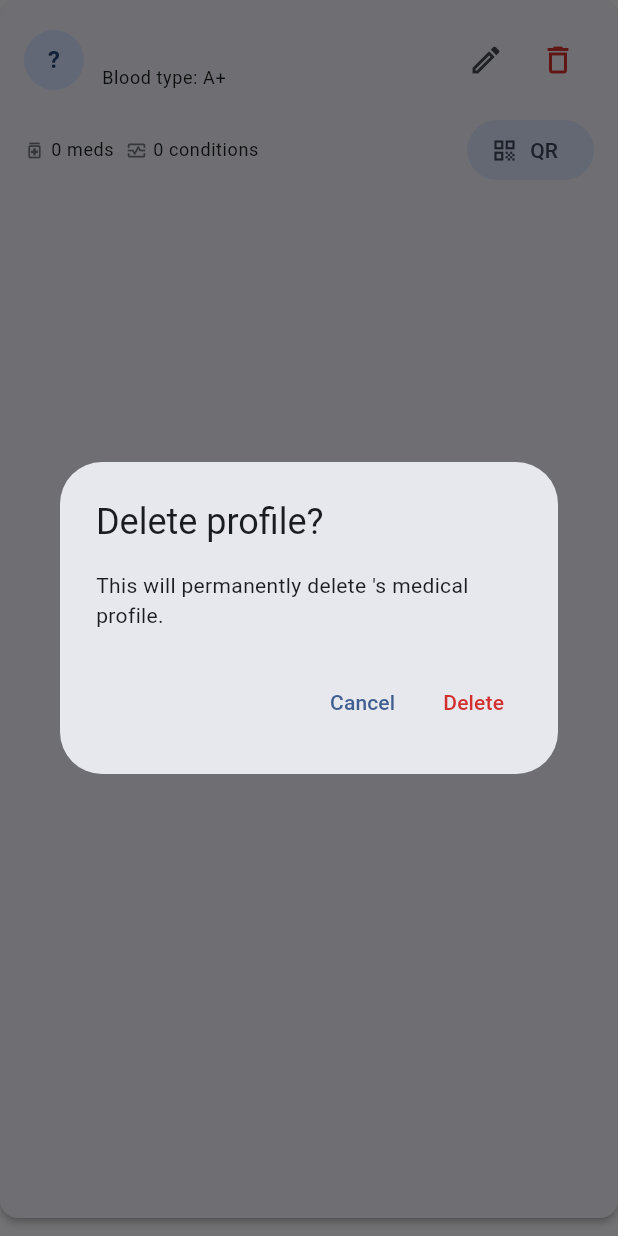
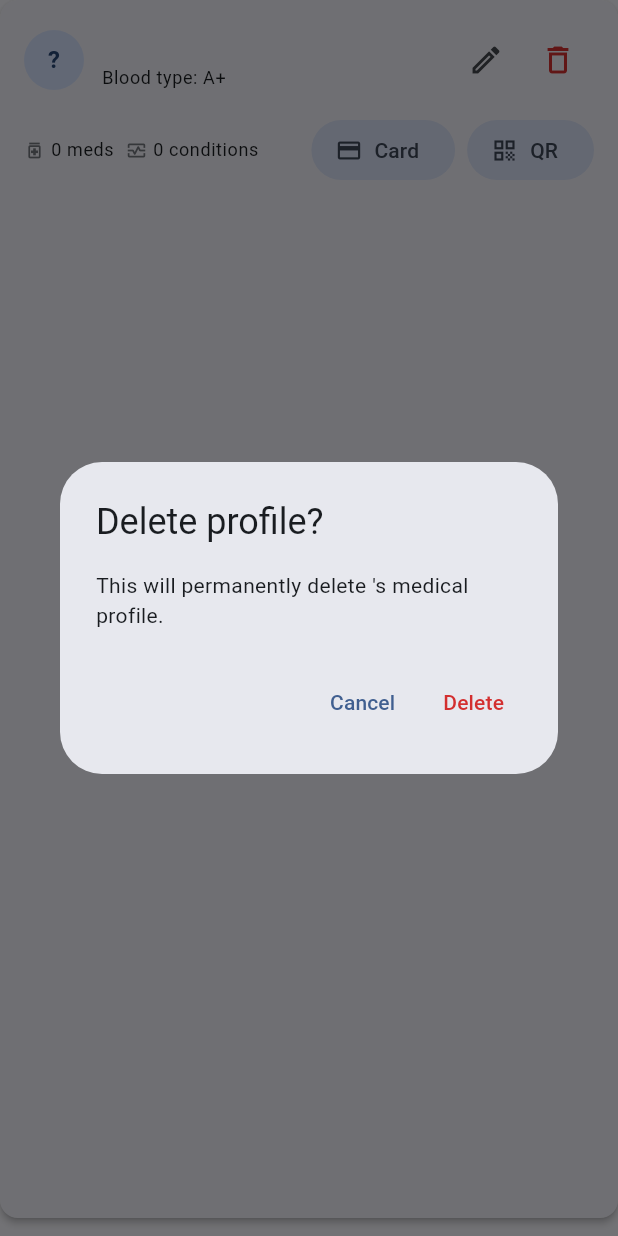
Before and after one commit to yogamardia/vitalglyph, a Flutter app: the ProfileCard widget shown alone on an empty page, opened directly with empty values, after a tap on the "delete outline" icon, on a phone screen of 412 x 824 dp. Run offline on Flutter 3.47's test engine with Material 3 defaults, Android fonts, the phone set to English and light mode, and no system bars; our stand-ins replace dartz, drift, equatable, flutter_bloc, flutter_secure_storage, get_it and 7 more; missing offline and left inert: mobile_scanner; accounts and stored records are empty; generated files the repository leaves out were written again.

Commit message:
feat(presentation): add emergency card button to profile card
Add an emergency card action button to the ProfileCard widget and
implement the corresponding callback to allow access to the emergency
card functionality.

```diff
--- a/lib/presentation/widgets/profile_card.dart
+++ b/lib/presentation/widgets/profile_card.dart
@@ -6,6 +6,7 @@ class ProfileCard extends StatelessWidget {
   final VoidCallback onDelete;
   final VoidCallback onShowQr;
   final VoidCallback onEdit;
+  final VoidCallback onEmergencyCard;
 
   const ProfileCard({
     super.key,
@@ -13,6 +14,7 @@ class ProfileCard extends StatelessWidget {
     required this.onDelete,
     required this.onShowQr,
     required this.onEdit,
+    required this.onEmergencyCard,
   });
 
   @override
@@ -108,6 +110,12 @@ class ProfileCard extends StatelessWidget {
                 ),
                 const Spacer(),
                 FilledButton.tonalIcon(
+                  onPressed: onEmergencyCard,
+                  icon: const Icon(Icons.credit_card_outlined, size: 18),
+                  label: const Text('Card'),
+                ),
+                const SizedBox(width: 8),
+                FilledButton.tonalIcon(
                   onPressed: onShowQr,
                   icon: const Icon(Icons.qr_code, size: 18),
                   label: const Text('QR'),
```
